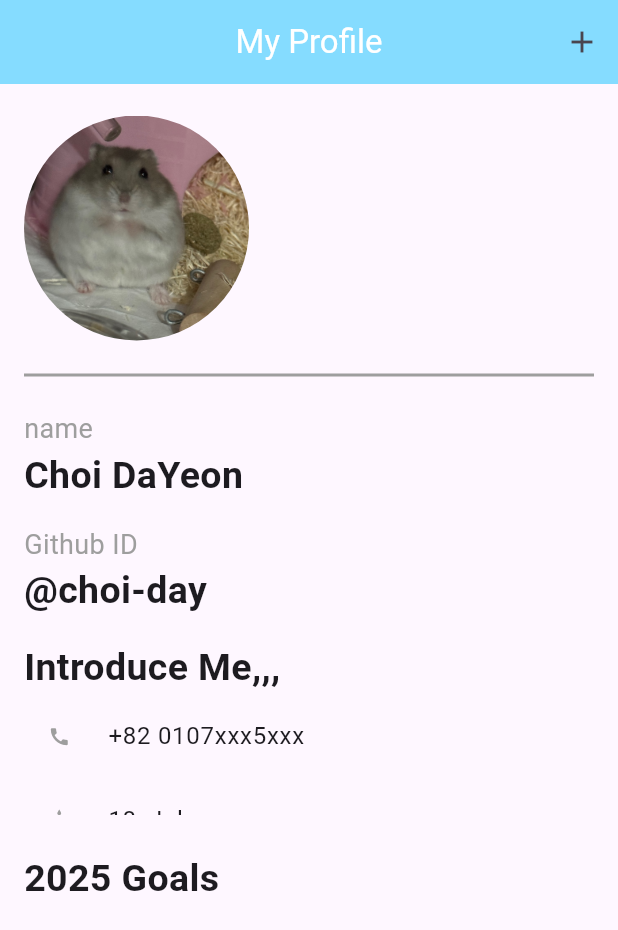
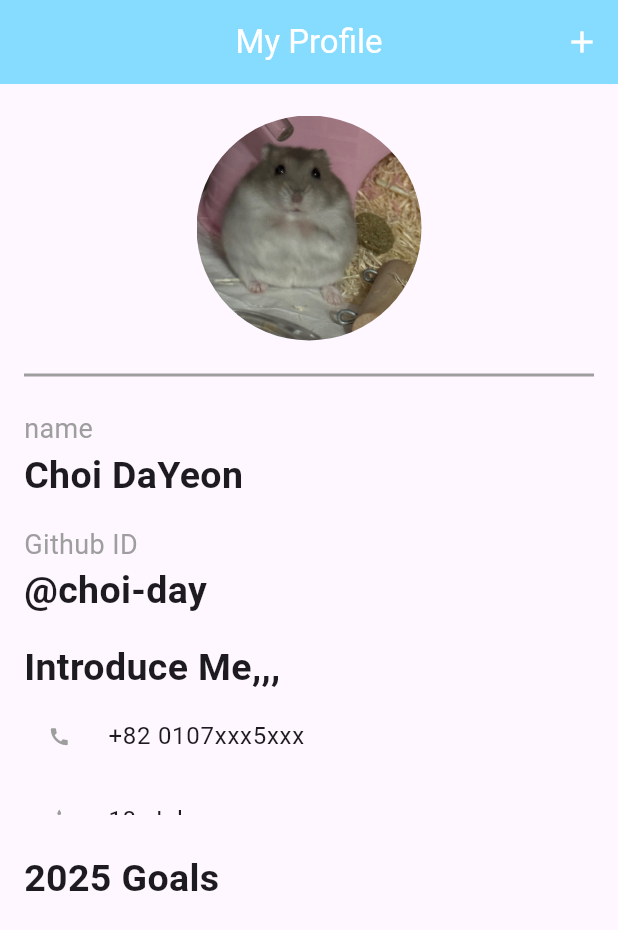
Before and after one commit to GDG-on-Campus-SKHU/24-25-App-Assignment-06, a Flutter app: the screen it shows after launch, on a phone screen of 412 x 824 dp. Shown: the top 930 px of the screen. Run offline on Flutter 3.47's test engine with Material 3 defaults, Android fonts, the phone set to English and light mode, and no system bars; our stand-ins replace sqflite; accounts and stored records are empty.

Commit message:
6차시 과제 추가 수정

```diff
--- a/최다연/lib/goal_app.dart
+++ b/최다연/lib/goal_app.dart
@@ -108,8 +108,8 @@ class _GoalAppState extends State<GoalApp> {
     );
   }
 
-  static const TextStyle style15 = TextStyle(fontSize: 18.0, color: Colors.grey);
-  static const TextStyle style20 = TextStyle(fontSize: 25, fontWeight: FontWeight.bold);
+  static const TextStyle style18 = TextStyle(fontSize: 18.0, color: Colors.grey);
+  static const TextStyle style25 = TextStyle(fontSize: 25.0, fontWeight: FontWeight.bold);
 
   Widget _myGoals() {
     return SizedBox(
@@ -154,6 +154,7 @@ class _GoalAppState extends State<GoalApp> {
             IconButton(
               onPressed: _addGoal,
               icon: const Icon(Icons.add),
+              color: Colors.white,
             ),
           ],
         ),
@@ -164,7 +165,8 @@ class _GoalAppState extends State<GoalApp> {
               crossAxisAlignment: CrossAxisAlignment.start,
               children: [
                 const SizedBox(height: 5),
-                Container(
+                Center(
+                  child: Container(
                     width: 150,
                     height: 150,
                     decoration: BoxDecoration(
@@ -175,16 +177,17 @@ class _GoalAppState extends State<GoalApp> {
                       ),
                     ),
                   ),
+                ),
                 const SizedBox(height: 15),
                 const Divider(color: Colors.grey, thickness: 2),
                 const SizedBox(height: 15),
-                const Text('name', style: style15),
-                const Text('Choi DaYeon', style: style20),
+                const Text('name', style: style18),
+                const Text('Choi DaYeon', style: style25),
                 const SizedBox(height: 15),
-                const Text('Github ID', style: style15),
-                const Text('@choi-day', style: style20),
+                const Text('Github ID', style: style18),
+                const Text('@choi-day', style: style25),
                 const SizedBox(height: 15),
-                const Text('Introduce Me,,,', style: style20),
+                const Text('Introduce Me,,,', style: style25),
                 SizedBox(
                   height: 80,
                   child: ListView(
@@ -201,7 +204,7 @@ class _GoalAppState extends State<GoalApp> {
                   ),
                 ),
                 const SizedBox(height: 25),
-                const Text('2025 Goals', style: style20),
+                const Text('2025 Goals', style: style25),
                 _myGoals(),
               ],
             ),
```
Lines whose indentation alone changed are shown as unchanged.
